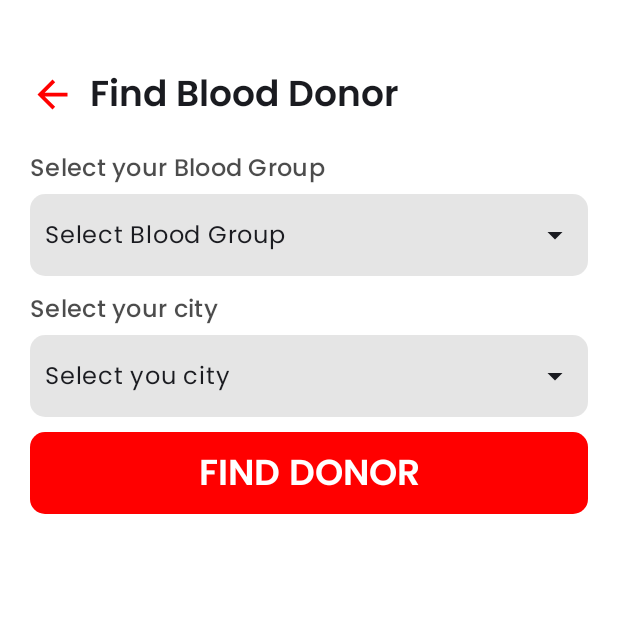
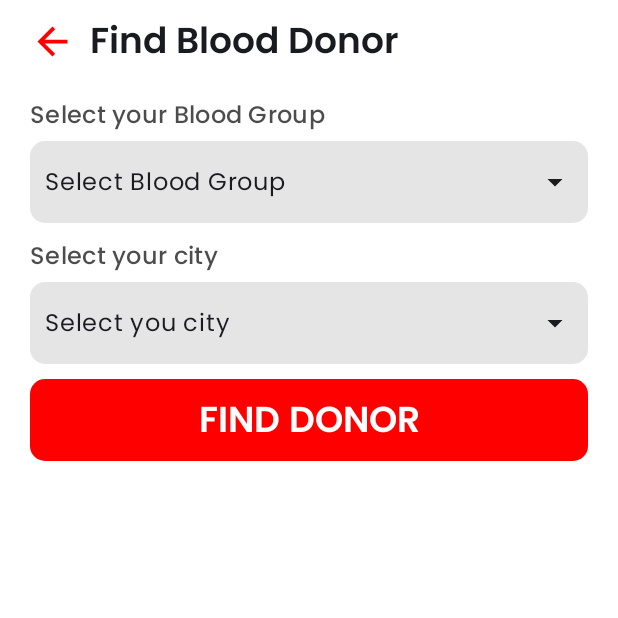
Before and after one commit to Naveed-Baloch/RescueMate, an Android app built with Jetpack Compose: the BloodRequestScreen screen opened through its navigation route, on a phone screen of 412 x 824 dp, the top half of it. Run offline under Robolectric (Android 15) with nearby library versions, the phone set to English and light mode, and no system bars; our stand-ins replace Dagger/Hilt's generated code; libraries missing offline, so code that uses them is left out: io.github.rupinderjeet.kprogresshud; 2 statements that could not run were skipped.

Commit message:
ux improvements

```diff
--- a/app/src/main/java/com/rescuemate/app/MainActivity.kt
+++ b/app/src/main/java/com/rescuemate/app/MainActivity.kt
@@ -23,7 +23,6 @@ class MainActivity : ComponentActivity() {
     override fun onCreate(savedInstanceState: Bundle?) {
         super.onCreate(savedInstanceState)
         installSplashScreen()
-        enableEdgeToEdge()
         setContent {
             RescueMateTheme {
                 Surface(
--- a/app/src/main/java/com/rescuemate/app/presentation/ambulance/AmbulanceRequestDetails.kt
+++ b/app/src/main/java/com/rescuemate/app/presentation/ambulance/AmbulanceRequestDetails.kt
@@ -13,7 +13,9 @@ import androidx.compose.foundation.layout.fillMaxWidth
 import androidx.compose.foundation.layout.height
 import androidx.compose.foundation.layout.padding
 import androidx.compose.foundation.layout.width
+import androidx.compose.foundation.rememberScrollState
 import androidx.compose.foundation.shape.RoundedCornerShape
+import androidx.compose.foundation.verticalScroll
 import androidx.compose.material3.MaterialTheme
 import androidx.compose.material3.Text
 import androidx.compose.runtime.Composable
@@ -53,6 +55,7 @@ fun AmbulanceRequestDetailScreen(ambulanceRequest: AmbulanceRequest, onBack: ()
         modifier = Modifier
             .fillMaxSize()
             .background(Color.White)
+            .verticalScroll(rememberScrollState())
             .clickable(enabled = false) { },
         verticalArrangement = Arrangement.Top
     ) {
--- a/app/src/main/java/com/rescuemate/app/presentation/blooddonor/BloodDonorsList.kt
+++ b/app/src/main/java/com/rescuemate/app/presentation/blooddonor/BloodDonorsList.kt
@@ -69,9 +69,9 @@ fun BloodDonorsScreen(bloodGroup: String, city: String, bloodVM: BloodVM = hiltV
         }
     }
 
-    LazyColumn(modifier = Modifier.padding(vertical = 40.dp, horizontal = 20.dp)) {
+    LazyColumn(modifier = Modifier.padding(vertical = 10.dp, horizontal = 20.dp)) {
         item {
-            Box(modifier = Modifier.height(60.dp)) {
+            Box(modifier = Modifier.height(45.dp)) {
                 TopBar(text = "Matching Donors") {
                     navController.navigateUp()
                 }
--- a/app/src/main/java/com/rescuemate/app/presentation/blooddonor/BloodRequest.kt
+++ b/app/src/main/java/com/rescuemate/app/presentation/blooddonor/BloodRequest.kt
@@ -51,7 +51,7 @@ fun BloodRequestScreenContent(findDonor: (bloodGroup: String, city: String) -> U
         modifier = Modifier
             .fillMaxSize()
             .background(Color.White)
-            .padding(vertical = 45.dp)
+            .padding(vertical = 10.dp)
     ) {
         TopBar(modifier = Modifier.padding(horizontal = 20.dp), text = "Find Blood Donor") {
             onBack()
--- a/app/src/main/java/com/rescuemate/app/presentation/dashboard/DashboardScreen.kt
+++ b/app/src/main/java/com/rescuemate/app/presentation/dashboard/DashboardScreen.kt
@@ -162,7 +162,7 @@ fun TopBarContent(user: User, modifier: Modifier = Modifier, currentUserAddress:
     Row(
         modifier = modifier
             .fillMaxWidth()
-            .padding(vertical = 20.dp, horizontal = 8.dp),
+            .padding(vertical = 0.dp, horizontal = 8.dp),
         horizontalArrangement = Arrangement.SpaceBetween
     ) {
 
--- a/app/src/main/java/com/rescuemate/app/presentation/laboratory/LaboratoriesScreen.kt
+++ b/app/src/main/java/com/rescuemate/app/presentation/laboratory/LaboratoriesScreen.kt
@@ -13,7 +13,9 @@ import androidx.compose.foundation.layout.padding
 import androidx.compose.foundation.layout.width
 import androidx.compose.foundation.lazy.LazyColumn
 import androidx.compose.foundation.lazy.items
+import androidx.compose.foundation.rememberScrollState
 import androidx.compose.foundation.shape.RoundedCornerShape
+import androidx.compose.foundation.verticalScroll
 import androidx.compose.material3.HorizontalDivider
 import androidx.compose.material3.MaterialTheme
 import androidx.compose.material3.Text
@@ -71,7 +73,7 @@ fun LaboratoriesScreen(
         }
     }
 
-    LazyColumn(modifier = Modifier.padding(vertical = 40.dp, horizontal = 20.dp)) {
+    LazyColumn(modifier = Modifier.padding(vertical = 10.dp, horizontal = 20.dp)) {
         item {
             Box(modifier = Modifier.height(60.dp)) {
                 TopBar(text = "Test Centers near by") {
--- a/app/src/main/java/com/rescuemate/app/presentation/laboratory/LaboratoryRequest.kt
+++ b/app/src/main/java/com/rescuemate/app/presentation/laboratory/LaboratoryRequest.kt
@@ -53,7 +53,7 @@ fun LaboratoryRequestScreenContent(findLaboratory: (city: String, laboratoryTest
         modifier = Modifier
             .fillMaxSize()
             .background(Color.White)
-            .padding(vertical = 45.dp)
+            .padding(vertical = 10.dp)
     ) {
         TopBar(modifier = Modifier.padding(horizontal = 20.dp), text = "Find Test Center") {
             onBack()
--- a/app/src/main/res/values/themes.xml
+++ b/app/src/main/res/values/themes.xml
@@ -1,5 +1,5 @@
 <?xml version="1.0" encoding="utf-8"?>
 <resources>
 
-    <style name="Theme.RescueMate" parent="android:Theme.Material.Light.NoActionBar.Fullscreen" />
+    <style name="Theme.RescueMate" parent="android:Theme.Material.Light.NoActionBar" />
 </resources>
```
Also changed, not shown: app/src/main/java/com/rescuemate/app/presentation/ambulance/AmbulanceRequestScreen.kt (+8 -9 lines).
